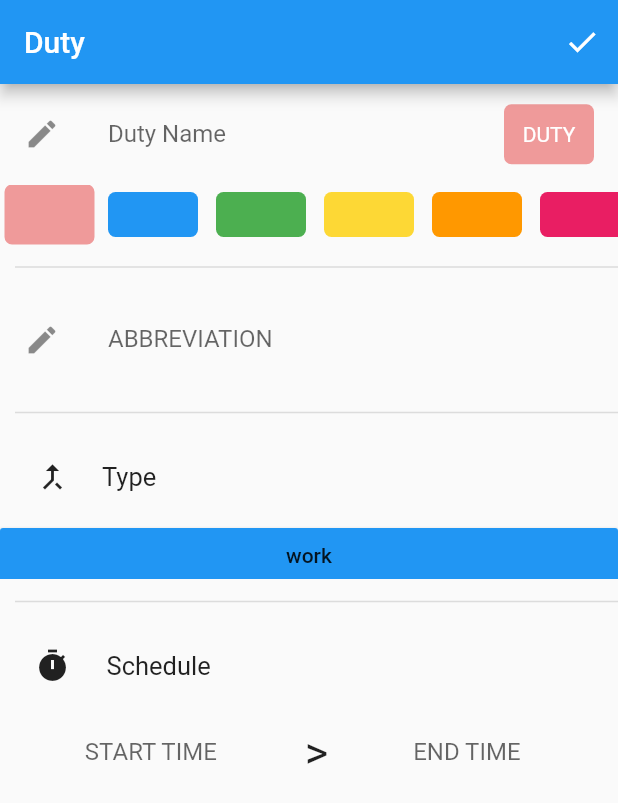
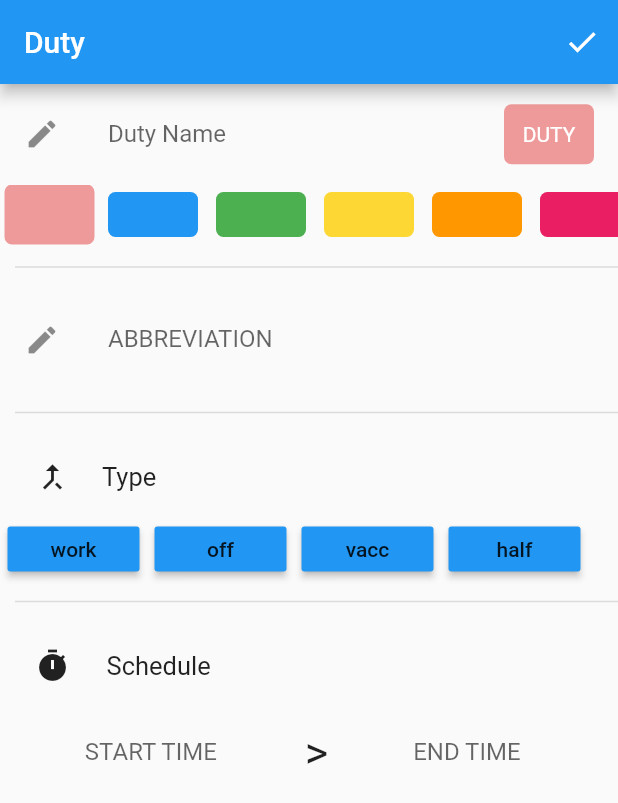
Before and after one commit to Sharan-ayush08/duty_page, a Flutter app: the screen it shows after launch, on a phone screen of 412 x 824 dp. Shown: the top 803 px of the screen. Run offline on Flutter 3.47's test engine with Material 2 defaults, Android fonts, the phone set to English and light mode, and no system bars.

Commit message:
Working except onpressed

```diff
--- a/lib/main.dart
+++ b/lib/main.dart
@@ -40,6 +40,7 @@ class _EditDutyPageState extends State<EditDutyPage> {
     Colors.red,
     Colors.brown,
     Colors.purple,
+    Colors.black
   ];
 
   // ignore: deprecated_member_use
@@ -211,6 +212,7 @@ class _EditDutyPageState extends State<EditDutyPage> {
               Container(
                 height: 40,
                 child: ListView.builder(
+                    scrollDirection: Axis.horizontal,
                     itemCount: text.length,
                     itemBuilder: (context, index) {
                       return GestureDetector(
@@ -219,11 +221,16 @@ class _EditDutyPageState extends State<EditDutyPage> {
                             currentButton = index;
                           });
                         },
-                        // ignore: deprecated_member_use
-                        child: RaisedButton(
-                          onPressed: () {},
-                          child: Text(text[index]),
-                          color: _hasBeenPressed ? Colors.blue : Colors.white,
+                        child: Padding(
+                          padding: const EdgeInsets.all(5.0),
+                          // ignore: deprecated_member_use
+                          child: RaisedButton(
+                            onPressed: () {
+                              setState(() {});
+                            },
+                            child: Text(text[index]),
+                            color: _hasBeenPressed ? Colors.blue : Colors.white,
+                          ),
                         ),
                       );
                     }),
```
